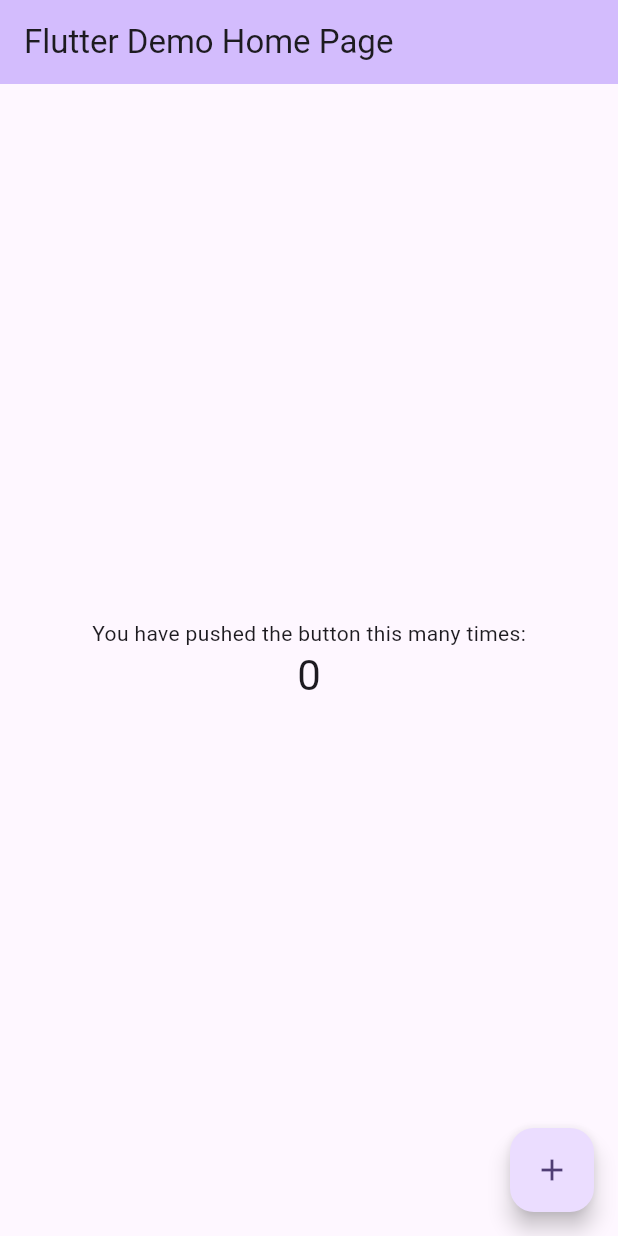
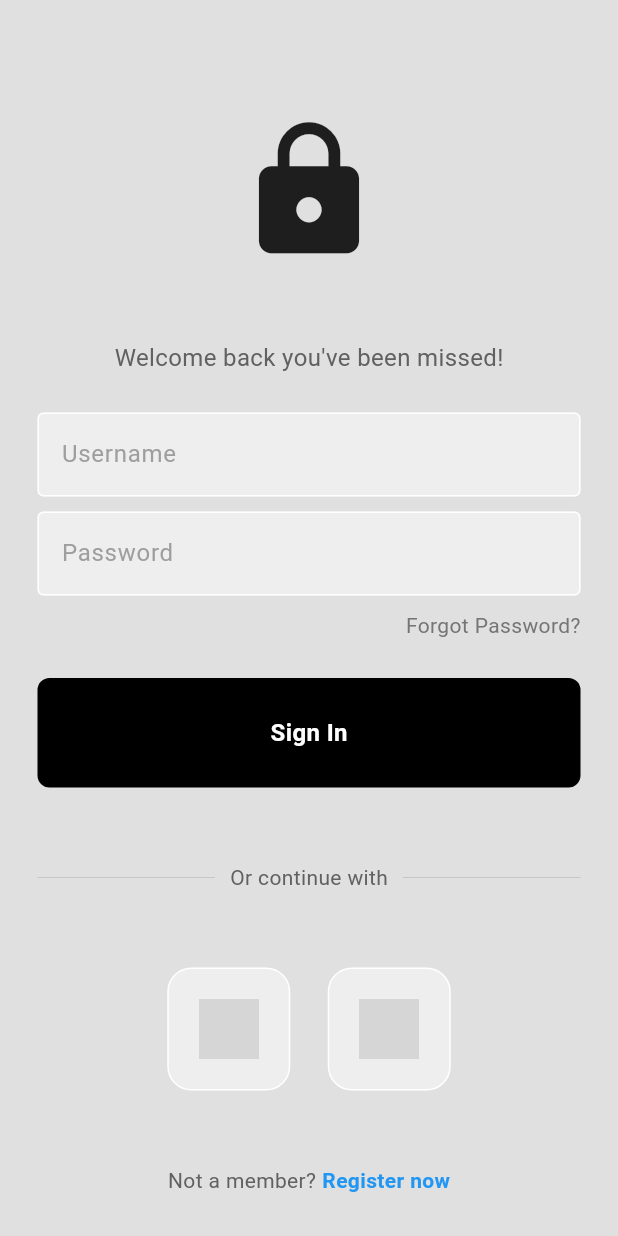
Before and after one commit to RashmikaAkash/Authentication-System-Flutter, a Flutter app: the screen it shows after launch, on a phone screen of 412 x 824 dp. Run offline on Flutter 3.47's test engine with Material 3 defaults, Android fonts, the phone set to English and light mode, and no system bars; grey boxes are pictures that could not be loaded.

Commit message:
2nd commit

```diff
--- /dev/null
+++ b/lib/components/my_button.dart
@@ -0,0 +1,32 @@
+import 'package:flutter/material.dart';
+
+class MyButton extends StatelessWidget {
+  final Function()? onTap;
+
+  const MyButton({super.key, required this.onTap});
+
+  @override
+  Widget build(BuildContext context) {
+    return GestureDetector(
+      onTap: onTap,
+      child: Container(
+        padding: const EdgeInsets.all(25),
+        margin: const EdgeInsets.symmetric(horizontal: 25),
+        decoration: BoxDecoration(
+          color: Colors.black,
+          borderRadius: BorderRadius.circular(8),
+        ),
+        child: const Center(
+          child: Text(
+            "Sign In",
+            style: TextStyle(
+              color: Colors.white,
+              fontWeight: FontWeight.bold,
+              fontSize: 16,
+            ),
+          ),
+        ),
+      ),
+    );
+  }
+}
--- /dev/null
+++ b/lib/components/my_textfield.dart
@@ -0,0 +1,36 @@
+import 'package:flutter/material.dart';
+
+class MyTextField extends StatelessWidget {
+  final controller;
+  final String hintText;
+  final bool obscureText;
+
+  const MyTextField({
+    super.key,
+    required this.controller,
+    required this.hintText,
+    required this.obscureText,
+  });
+
+  @override
+  Widget build(BuildContext context) {
+    return Padding(
+      padding: const EdgeInsets.symmetric(horizontal: 25.0),
+      child: TextField(
+        controller: controller,
+        obscureText: obscureText,
+        decoration: InputDecoration(
+            enabledBorder: const OutlineInputBorder(
+              borderSide: BorderSide(color: Colors.white),
+            ),
+            focusedBorder: OutlineInputBorder(
+              borderSide: BorderSide(color: Colors.grey.shade400),
+            ),
+            fillColor: Colors.grey.shade200,
+            filled: true,
+            hintText: hintText,
+            hintStyle: TextStyle(color: Colors.grey[500])),
+      ),
+    );
+  }
+}
--- /dev/null
+++ b/lib/components/square_tile.dart
@@ -0,0 +1,25 @@
+import 'package:flutter/material.dart';
+
+class SquareTile extends StatelessWidget {
+  final String imagePath;
+  const SquareTile({
+    super.key,
+    required this.imagePath,
+  });
+
+  @override
+  Widget build(BuildContext context) {
+    return Container(
+      padding: EdgeInsets.all(20),
+      decoration: BoxDecoration(
+        border: Border.all(color: Colors.white),
+        borderRadius: BorderRadius.circular(16),
+        color: Colors.grey[200],
+      ),
+      child: Image.asset(
+        imagePath,
+        height: 40,
+      ),
+    );
+  }
+}
--- a/lib/main.dart
+++ b/lib/main.dart
@@ -1,4 +1,5 @@
 import 'package:flutter/material.dart';
+import 'pages/login_psge.dart';
 
 void main() {
   runApp(const MyApp());
@@ -7,112 +8,11 @@ void main() {
 class MyApp extends StatelessWidget {
   const MyApp({super.key});
 
-  // This widget is the root of your application.
   @override
   Widget build(BuildContext context) {
     return MaterialApp(
-      title: 'Flutter Demo',
-      theme: ThemeData(
-
-        //
-        // Notice that the counter didn't reset back to zero; the application
-        // state is not lost during the reload. To reset the state, use hot
-        // restart instead.
-        //
-        // This works for code too, not just values: Most code changes can be
-        // tested with just a hot reload.
-        colorScheme: ColorScheme.fromSeed(seedColor: Colors.deepPurple),
-        useMaterial3: true,
-      ),
-      home: const MyHomePage(title: 'Flutter Demo Home Page'),
+      debugShowCheckedModeBanner: false,
+      home: LoginPage(),
     );
   }
 }
-
-class MyHomePage extends StatefulWidget {
-  const MyHomePage({super.key, required this.title});
-
-  // This widget is the home page of your application. It is stateful, meaning
-  // that it has a State object (defined below) that contains fields that affect
-  // how it looks.
-
-  // This class is the configuration for the state. It holds the values (in this
-  // case the title) provided by the parent (in this case the App widget) and
-  // used by the build method of the State. Fields in a Widget subclass are
-  // always marked "final".
-
-  final String title;
-
-  @override
-  State<MyHomePage> createState() => _MyHomePageState();
-}
-
-class _MyHomePageState extends State<MyHomePage> {
-  int _counter = 0;
-
-  void _incrementCounter() {
-    setState(() {
-      // This call to setState tells the Flutter framework that something has
-      // changed in this State, which causes it to rerun the build method below
-      // so that the display can reflect the updated values. If we changed
-      // _counter without calling setState(), then the build method would not be
-      // called again, and so nothing would appear to happen.
-      _counter++;
-    });
-  }
-
-  @override
-  Widget build(BuildContext context) {
-    // This method is rerun every time setState is called, for instance as done
-    // by the _incrementCounter method above.
-    //
-    // The Flutter framework has been optimized to make rerunning build methods
-    // fast, so that you can just rebuild anything that needs updating rather
-    // than having to individually change instances of widgets.
-    return Scaffold(
-      appBar: AppBar(
-        // TRY THIS: Try changing the color here to a specific color (to
-        // Colors.amber, perhaps?) and trigger a hot reload to see the AppBar
-        // change color while the other colors stay the same.
-        backgroundColor: Theme.of(context).colorScheme.inversePrimary,
-        // Here we take the value from the MyHomePage object that was created by
-        // the App.build method, and use it to set our appbar title.
-        title: Text(widget.title),
-      ),
-      body: Center(
-        // Center is a layout widget. It takes a single child and positions it
-        // in the middle of the parent.
-        child: Column(
-          // Column is also a layout widget. It takes a list of children and
-          // arranges them vertically. By default, it sizes itself to fit its
-          // children horizontally, and tries to be as tall as its parent.
-          //
-          // Column has various properties to control how it sizes itself and
-          // how it positions its children. Here we use mainAxisAlignment to
-          // center the children vertically; the main axis here is the vertical
-          // axis because Columns are vertical (the cross axis would be
-          // horizontal).
-          //
-          // TRY THIS: Invoke "debug painting" (choose the "Toggle Debug Paint"
-          // action in the IDE, or press "p" in the console), to see the
-          // wireframe for each widget.
-          mainAxisAlignment: MainAxisAlignment.center,
-          children: <Widget>[
-            const Text(
-              'You have pushed the button this many times:',
-            ),
-            Text(
-              '$_counter',
-              style: Theme.of(context).textTheme.headlineMedium,
-            ),
-          ],
-        ),
-      ),
-      floatingActionButton: FloatingActionButton(
-        onPressed: _incrementCounter,
-        tooltip: 'Increment',
-        child: const Icon(Icons.add),
-      ), // This trailing comma makes auto-formatting nicer for build methods.
-    );
-  }
-}
--- /dev/null
+++ b/lib/pages/login_psge.dart
@@ -0,0 +1,157 @@
+import 'package:flutter/material.dart';
+import 'package:authentication/components/my_button.dart';
+import 'package:authentication/components/my_textfield.dart';
+import 'package:authentication/components/square_tile.dart';
+
+class LoginPage extends StatelessWidget {
+  LoginPage({super.key});
+
+  // text editing controllers
+  final usernameController = TextEditingController();
+  final passwordController = TextEditingController();
+
+  // sign user in method
+  void signUserIn() {}
+
+  @override
+  Widget build(BuildContext context) {
+    return Scaffold(
+      backgroundColor: Colors.grey[300],
+      body: SafeArea(
+        child: Center(
+          child: Column(
+            mainAxisAlignment: MainAxisAlignment.center,
+            children: [
+              const SizedBox(height: 50),
+
+              // logo
+              const Icon(
+                Icons.lock,
+                size: 100,
+              ),
+
+              const SizedBox(height: 50),
+
+              // welcome back, you've been missed!
+              Text(
+                'Welcome back you\'ve been missed!',
+                style: TextStyle(
+                  color: Colors.grey[700],
+                  fontSize: 16,
+                ),
+              ),
+
+              const SizedBox(height: 25),
+
+              // username textfield
+              MyTextField(
+                controller: usernameController,
+                hintText: 'Username',
+                obscureText: false,
+              ),
+
+              const SizedBox(height: 10),
+
+              // password textfield
+              MyTextField(
+                controller: passwordController,
+                hintText: 'Password',
+                obscureText: true,
+              ),
+
+              const SizedBox(height: 10),
+
+              // forgot password?
+              Padding(
+                padding: const EdgeInsets.symmetric(horizontal: 25.0),
+                child: Row(
+                  mainAxisAlignment: MainAxisAlignment.end,
+                  children: [
+                    Text(
+                      'Forgot Password?',
+                      style: TextStyle(color: Colors.grey[600]),
+                    ),
+                  ],
+                ),
+              ),
+
+              const SizedBox(height: 25),
+
+              // sign in button
+              MyButton(
+                onTap: signUserIn,
+              ),
+
+              const SizedBox(height: 50),
+
+              // or continue with
+              Padding(
+                padding: const EdgeInsets.symmetric(horizontal: 25.0),
+                child: Row(
+                  children: [
+                    Expanded(
+                      child: Divider(
+                        thickness: 0.5,
+                        color: Colors.grey[400],
+                      ),
+                    ),
+                    Padding(
+                      padding: const EdgeInsets.symmetric(horizontal: 10.0),
+                      child: Text(
+                        'Or continue with',
+                        style: TextStyle(color: Colors.grey[700]),
+                      ),
+                    ),
+                    Expanded(
+                      child: Divider(
+                        thickness: 0.5,
+                        color: Colors.grey[400],
+                      ),
+                    ),
+                  ],
+                ),
+              ),
+
+              const SizedBox(height: 50),
+
+              // google + apple sign in buttons
+              Row(
+                mainAxisAlignment: MainAxisAlignment.center,
+                children: const [
+                  // google button
+                  SquareTile(imagePath: 'lib/images/google.png'),
+
+                  SizedBox(width: 25),
+
+                  // apple button
+                  SquareTile(imagePath: 'lib/images/apple.png')
+                ],
+              ),
+
+              const SizedBox(height: 50),
+
+              // not a member? register now
+              Row(
+                mainAxisAlignment: MainAxisAlignment.center,
+                children: [
+                  Text(
+                    'Not a member?',
+                    style: TextStyle(color: Colors.grey[700]),
+                  ),
+                  const SizedBox(width: 4),
+                  const Text(
+                    'Register now',
+                    style: TextStyle(
+                      color: Colors.blue,
+                      fontWeight: FontWeight.bold,
+                    ),
+                  ),
+                ],
+              )
+            ],
+          ),
+        ),
+      ),
+    );
+  }
+}
```
